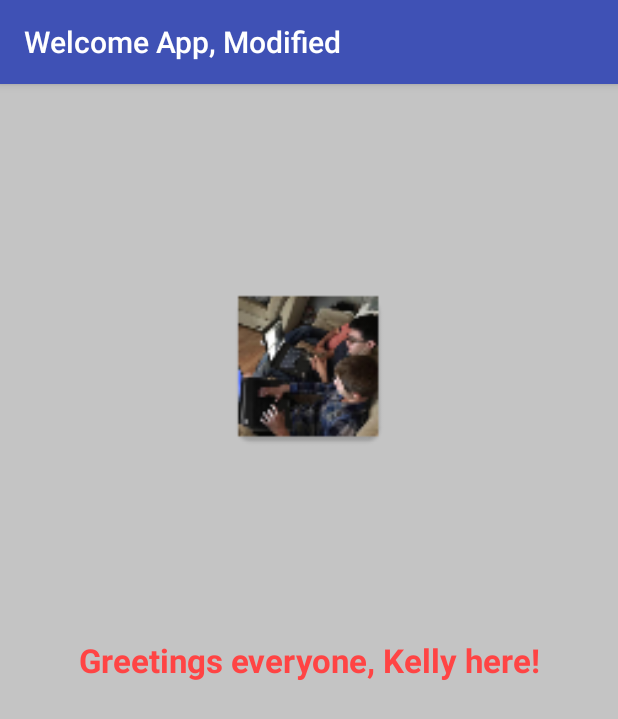
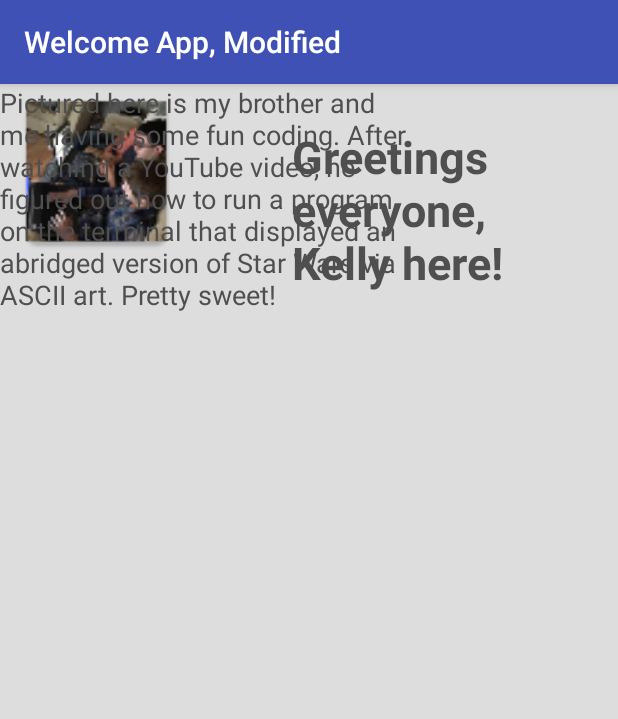
Before and after one commit to kellyfreet13/Welcome-app-modified, an Android app: the screen it shows after launch (MainActivity), on a phone screen of 412 x 824 dp. Shown: the top 719 px of the screen. Run offline under Robolectric (Android 15) with nearby library versions, the phone set to English and light mode, and no system bars.

Commit message:
changed title and added short description to main activity

```diff
--- a/app/src/main/res/layout/activity_main.xml
+++ b/app/src/main/res/layout/activity_main.xml
@@ -9,31 +9,40 @@
 
     <TextView
         android:id="@+id/greeting_message"
-        android:layout_width="wrap_content"
-        android:layout_height="wrap_content"
+        android:layout_width="196dp"
+        android:layout_height="125dp"
         android:gravity="center"
         android:text="@string/greeting_message"
+        android:textAlignment="viewStart"
         android:textAllCaps="false"
-        android:textColor="@android:color/holo_red_light"
-        android:textSize="@dimen/greeting_message_size"
+        android:textColor="@color/light_black"
+        android:textSize="30sp"
         android:textStyle="bold"
         app:layout_constraintBottom_toBottomOf="parent"
+        app:layout_constraintHorizontal_bias="0.902"
         app:layout_constraintLeft_toLeftOf="parent"
         app:layout_constraintRight_toRightOf="parent"
-        app:layout_constraintTop_toTopOf="parent" />
+        app:layout_constraintTop_toTopOf="parent"
+        app:layout_constraintVertical_bias="0.021"
+        android:layout_marginTop="8dp" />
 
     <ImageView
         android:id="@+id/profile_picture"
         android:layout_width="130dp"
         android:layout_height="118dp"
-        android:layout_marginBottom="8dp"
-        android:layout_marginTop="130dp"
         android:contentDescription="@string/profile_picture_failed_to_load"
-        app:layout_constraintBottom_toBottomOf="parent"
-        app:layout_constraintLeft_toLeftOf="parent"
-        app:layout_constraintRight_toRightOf="parent"
-        app:layout_constraintTop_toTopOf="parent"
-        app:layout_constraintVertical_bias="0.0"
-        app:srcCompat="@mipmap/ic_launcher" />
+        app:srcCompat="@mipmap/ic_launcher"
+        tools:layout_editor_absoluteY="16dp"
+        tools:layout_editor_absoluteX="4dp" />
+
+    <TextView
+        android:id="@+id/about_me"
+        android:layout_width="292dp"
+        android:layout_height="225dp"
+        android:text="@string/about_me"
+        android:textColor="@color/light_black"
+        android:textSize="18sp"
+        tools:layout_editor_absoluteX="16dp"
+        tools:layout_editor_absoluteY="158dp" />
 
 </android.support.constraint.ConstraintLayout>
--- a/app/src/main/res/values/colors.xml
+++ b/app/src/main/res/values/colors.xml
@@ -3,5 +3,9 @@
     <color name="colorPrimary">#3F51B5</color>
     <color name="colorPrimaryDark">#303F9F</color>
     <color name="colorAccent">#FF4081</color>
-    <color name="light_grey">#C4C4C4</color>
+    <color name="light_grey">#dddddd</color>
+    <color name="almost_purple">#581CEE</color>
+    <color name="light_black">#4f4f4f</color>
+
+    <style name="almost_purple_style">#581CEE</style>
 </resources>
--- a/app/src/main/res/values/strings.xml
+++ b/app/src/main/res/values/strings.xml
@@ -1,6 +1,9 @@
 <resources>
     <string name="app_name">Welcome App, Modified</string>
-    <string name="greeting_message">Greetings everyone, Kelly here!</string>
+    <string name="greeting_message">Greetings everyone,\nKelly here!</string>
     <string name="profile_picture_failed_to_load">The content could not be loaded.
     You are missing out on seeing two beautiful boys coding</string>
+    <string name="about_me">Pictured here is my brother and me having some fun coding.
+    After watching a YouTube video, he figured out how to run a program on the terminal
+    that displayed an abridged version of Star Wars via ASCII art. Pretty sweet!</string>
 </resources>
```
